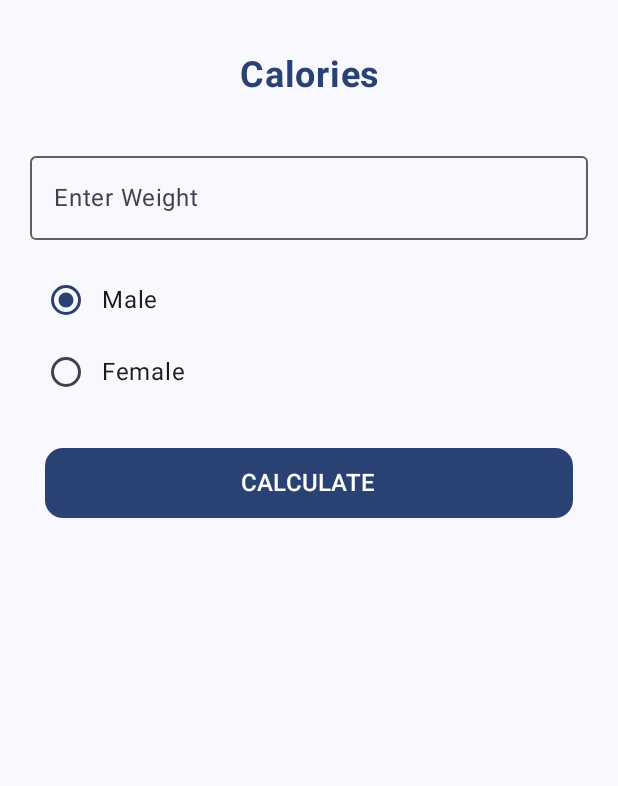
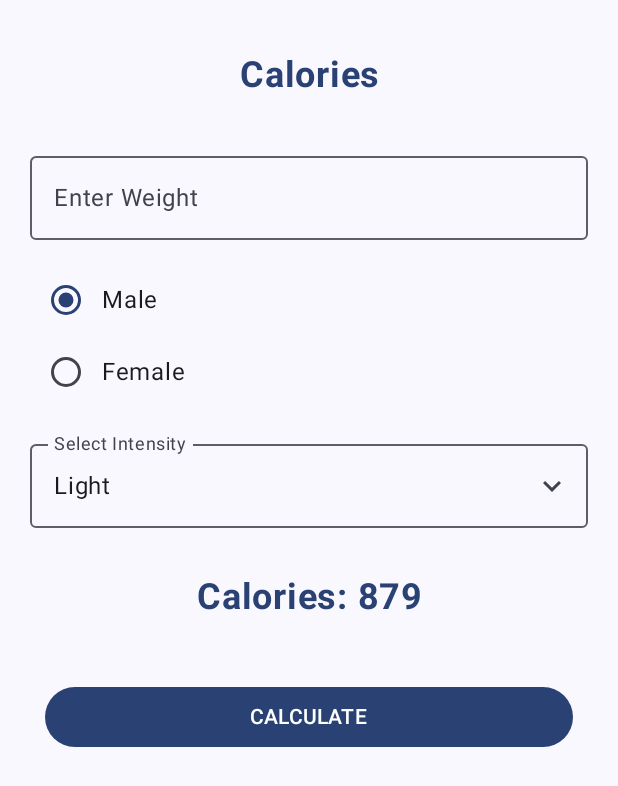
Before and after one commit to DIN22SP/kotlin-assignment-5, an Android app built with Jetpack Compose: the screen it shows after launch (MainActivity), after a tap on "CALCULATE", on a phone screen of 412 x 824 dp. Shown: the top 786 px of the screen. Run offline under Robolectric (Android 15) with nearby library versions, the phone set to English and light mode, and no system bars.

Commit message:
calculation and result display

```diff
--- a/app/src/main/java/com/example/calories/MainActivity.kt
+++ b/app/src/main/java/com/example/calories/MainActivity.kt
@@ -76,7 +76,10 @@ class MainActivity : ComponentActivity() {
 @Composable
 fun CalorieScreen() {
     var weightInput by remember { mutableStateOf("") }
+    var  weight = weightInput.toIntOrNull() ?: 0
     var male by remember { mutableStateOf(true) }
+    var intensity by remember { mutableStateOf(1.3f) }
+    var result by remember { mutableStateOf(0) }
     Column (
         verticalArrangement = Arrangement.spacedBy(16.dp),
         modifier = Modifier
@@ -87,28 +90,20 @@ fun CalorieScreen() {
         Heading(title = stringResource(R.string.calories))
         WeightField(weightInput = weightInput, onValueChange = { weightInput = it })
         GenderChoices(male, setGenderMale = { male = it } )
+        IntensityList(onClick = { intensity = it })
+        // result
+        Text(
+            text = "Calories: $result",
+            color = MaterialTheme.colorScheme.primary,
+            fontSize = 24.sp,
+            fontWeight = FontWeight.Bold,
+            modifier = Modifier
+                .fillMaxWidth()
+                .padding(top = 16.dp, bottom = 16.dp),
+            textAlign = TextAlign.Center
+        )
+        Calculation(male, weight, intensity, setResult = { result = it })
 
-
-
-
-        Button(
-            onClick = {
-                // Handle login
-            },
-            modifier = Modifier
-                .padding(10.dp)
-                .fillMaxWidth()
-                .align(Alignment.CenterHorizontally),
-            shape = MaterialTheme.shapes.medium,
-        ) {
-            Text(
-                text = "CALCULATE",
-                color = MaterialTheme.colorScheme.onPrimary,
-                fontSize = 16.sp,
-                modifier = Modifier.padding(10.dp, 5.dp)
-            )
-
-        }
     }
 }
 
@@ -214,6 +209,25 @@ fun IntensityList(onClick: (Float) -> Unit) {
     }
 
 }
+
+@Composable
+fun Calculation(male: Boolean, weight: Int, intensity: Float, setResult: (Int) -> Unit) {
+    Button(
+        onClick = {
+            if(male) {
+                setResult((879 + (10.2 * weight) * intensity).toInt())
+            } else {
+                setResult((795 + (7.18 * weight) * intensity).toInt())
+            }
+        },
+        modifier = Modifier
+            .padding(10.dp)
+            .fillMaxWidth()
+    ) {
+        Text(text = "CALCULATE")
+    }
+
+}
 @Preview(showBackground = true)
 @Composable
 fun GreetingPreview() {
```
